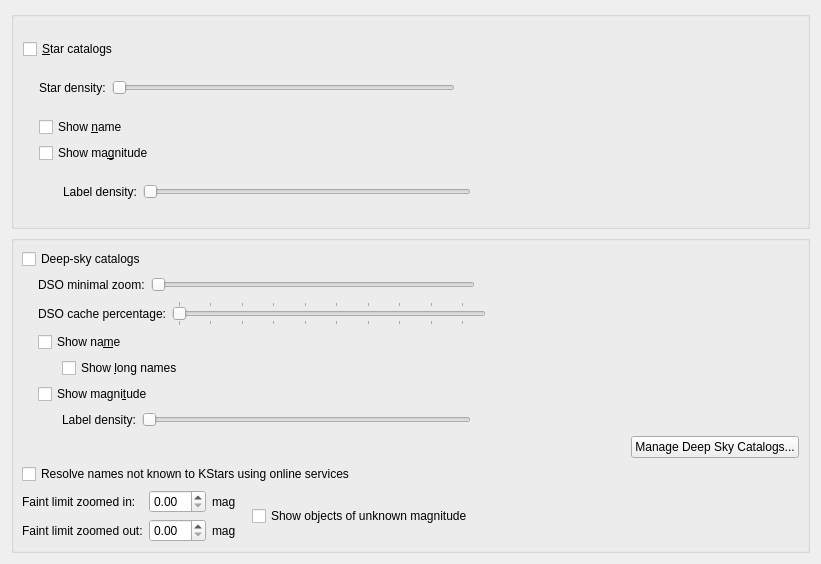
Old version of the form kstars/options/opscatalog.ui in the repository KDE/kstars.
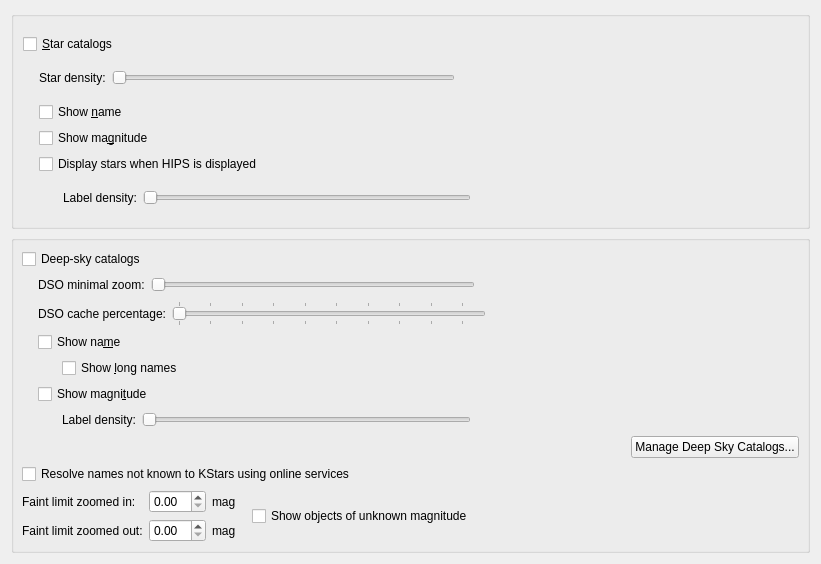
New version of the form. Custom widgets are drawn as their Qt base class.

Commit message: Add option to render catalog stars over HIS

What changed in the file:
```diff
--- a/kstars/options/opscatalog.ui
+++ b/kstars/options/opscatalog.ui
@@ -143,6 +143,16 @@
             </attribute>
            </widget>
           </item>
+          <item row="2" column="1">
+           <widget class="QCheckBox" name="kcfg_ShowStarsOverHIPS">
+            <property name="text">
+             <string>Display stars when HIPS is displayed</string>
+            </property>
+            <attribute name="buttonGroup">
+             <string notr="true">catalogButtonGroup</string>
+            </attribute>
+           </widget>
+          </item>
           <item row="0" column="0">
            <spacer>
             <property name="orientation">
```
The commit also changes 2 other files.
